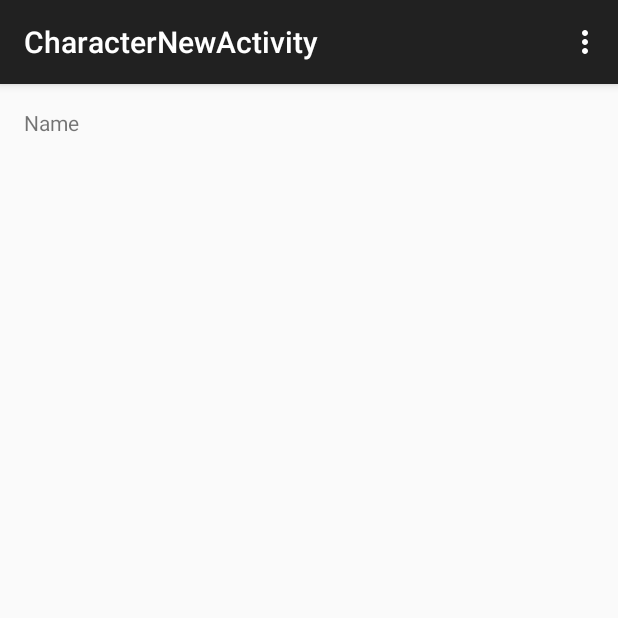
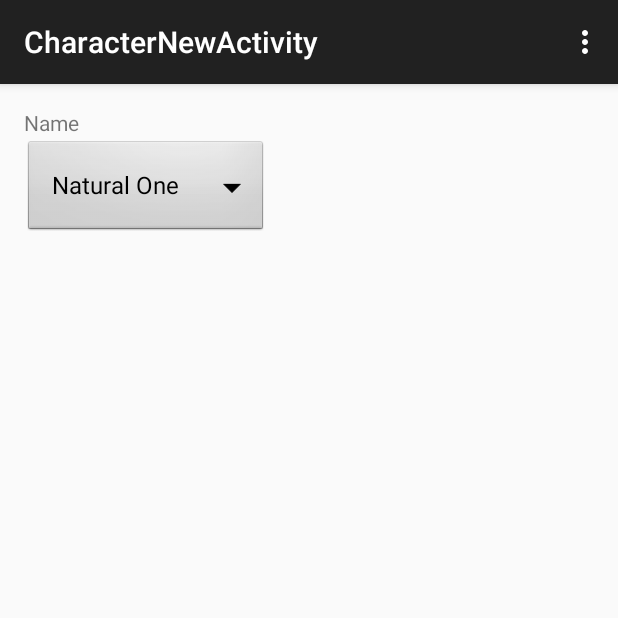
Before and after one commit to beautifuldonkey/SurvivorsGuide, an Android app: the CharacterNewActivity screen opened directly, with no data from a screen before it, on a phone screen of 412 x 824 dp, the top half of it. Run offline under Robolectric (Android 15) with nearby library versions, the phone set to English and light mode, and no system bars.

Commit message:
modifying new character activity layout: name text box & strain drop down adding items to select from in drop down

```diff
--- a/app/src/main/java/beautifuldonkey/survivorsguide/CharacterNewActivity.java
+++ b/app/src/main/java/beautifuldonkey/survivorsguide/CharacterNewActivity.java
@@ -4,6 +4,8 @@ import android.support.v7.app.ActionBarActivity;
 import android.os.Bundle;
 import android.view.Menu;
 import android.view.MenuItem;
+import android.widget.ArrayAdapter;
+import android.widget.Spinner;
 
 
 public class CharacterNewActivity extends ActionBarActivity {
@@ -12,7 +14,12 @@ public class CharacterNewActivity extends ActionBarActivity {
     protected void onCreate(Bundle savedInstanceState) {
         super.onCreate(savedInstanceState);
         setContentView(R.layout.activity_character_new);
-    }
+
+        Spinner strainDropDown = (Spinner) findViewById(R.id.strainDropDown);
+        String [] items = new String[]{"Natural One","Baywalker"};
+        ArrayAdapter<String> strainAdapter = new ArrayAdapter<String>(this, R.layout.support_simple_spinner_dropdown_item, items);
+        strainDropDown.setAdapter(strainAdapter);
+        }
 
     @Override
     public boolean onCreateOptionsMenu(Menu menu) {
--- a/app/src/main/res/layout/activity_character_new.xml
+++ b/app/src/main/res/layout/activity_character_new.xml
@@ -7,8 +7,19 @@
     tools:context="beautifuldonkey.survivorsguide.CharacterNewActivity">
 
     <TextView
+        android:id="@+id/characterName"
         android:text="@string/character_name"
+        android:layout_width="100dp"
+        android:layout_height="20dp"
+        android:layout_alignParentLeft="true"
+        android:layout_alignParentTop="true"/>
+
+    <Spinner
         android:layout_width="wrap_content"
-        android:layout_height="wrap_content" />
+        android:layout_height="wrap_content"
+        android:id="@+id/strainDropDown"
+        android:background="@android:drawable/btn_dropdown"
+        android:spinnerMode="dropdown"
+        android:layout_below="@id/characterName"/>
 
 </RelativeLayout>
```
